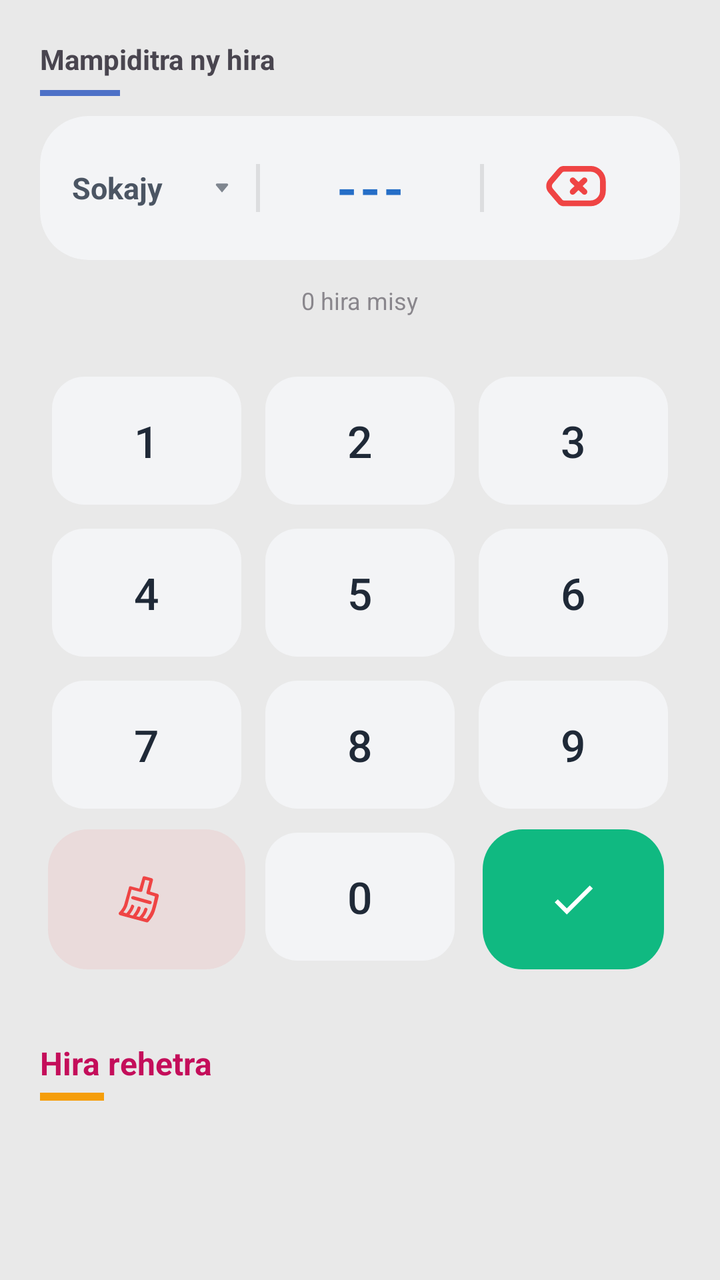
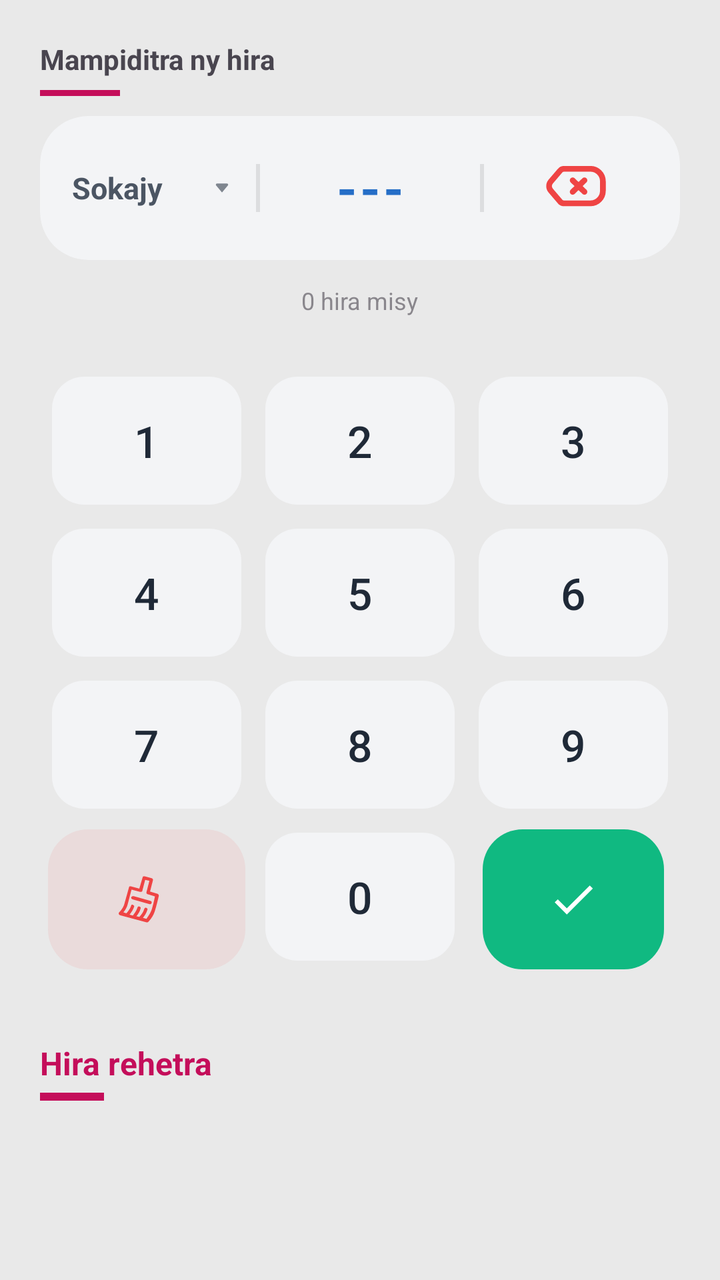

Screens rendered from an Android XML layout before and after an edit, with the pre-edit source and the edit as a unified diff.
<!-- AndroidManifest.xml: application theme Theme.Baiboly -->
<!-- res/layout/fragment_notifications.xml -->
<?xml version="1.0" encoding="utf-8"?>
<androidx.core.widget.NestedScrollView
    xmlns:android="http://schemas.android.com/apk/res/android"
    xmlns:app="http://schemas.android.com/apk/res-auto"
    android:layout_width="match_parent"
    android:layout_height="match_parent"
    android:fillViewport="true"
    android:background="?attr/colorSurface">

    <LinearLayout
        android:layout_width="match_parent"
        android:layout_height="wrap_content"
        android:orientation="vertical"
        android:padding="20dp">

        <TextView
            android:layout_width="wrap_content"
            android:layout_height="wrap_content"
            android:text="Mampiditra ny hira"
            android:textStyle="bold"
            android:textSize="14sp"
            android:textColor="?android:attr/textColorSecondary"
            android:paddingBottom="6dp"/>

        <View
            android:layout_width="40dp"
            android:layout_height="3dp"
            android:background="#4E71C7"
            android:layout_marginBottom="10dp"/>

        
        <com.google.android.material.card.MaterialCardView
            android:layout_width="match_parent"
            android:layout_height="72dp"
            app:cardCornerRadius="24dp"
            app:cardElevation="0dp"
            app:strokeWidth="0dp"
            app:cardBackgroundColor="?attr/colorSurfaceVariant">

            <LinearLayout
                android:layout_width="match_parent"
                android:layout_height="match_parent"
                android:orientation="horizontal"
                android:gravity="center_vertical">

                
                <LinearLayout
                    android:id="@+id/btnSelectCategory"
                    android:layout_width="110dp"
                    android:layout_height="match_parent"
                    android:orientation="horizontal"
                    android:gravity="center_vertical"
                    android:clickable="true"
                    android:focusable="true"
                    android:paddingStart="16dp"
                    android:background="?attr/selectableItemBackground">

                    <TextView
                        android:id="@+id/tvCategorySelected"
                        android:layout_width="0dp"
                        android:layout_height="wrap_content"
                        android:layout_weight="1"
                        android:text="Sokajy"
                        android:textSize="15sp"
                        android:textStyle="bold"
                        android:maxLines="1"
                        android:ellipsize="end"
                        android:textColor="?attr/colorOnSurfaceVariant" />

                    <ImageView
                        android:layout_width="18dp"
                        android:layout_height="18dp"
                        android:src="@drawable/ic_arrow_drop_down"
                        android:alpha="0.7"
                        app:tint="?attr/colorOnSurfaceVariant" />

                    
                    <View
                        android:layout_width="2dp"
                        android:layout_height="24dp"
                        android:layout_marginStart="8dp"
                        android:background="@color/title_gray"
                        android:alpha="0.15" />
                </LinearLayout>

                
                <TextView
                    android:id="@+id/tvSongNumber"
                    android:layout_width="0dp"
                    android:layout_height="wrap_content"
                    android:layout_weight="1"
                    android:gravity="center"
                    android:text="---"
                    android:textSize="26sp"
                    android:textStyle="bold"
                    android:textColor="?attr/colorSecondary"
                    android:letterSpacing="0.05" />

                
                
                <LinearLayout
                    android:layout_width="100dp"
                    android:layout_height="match_parent"
                    android:orientation="horizontal"
                    android:gravity="center_vertical">

                    
                    <View
                        android:layout_width="2dp"
                        android:layout_height="24dp"
                        android:background="@color/title_gray"
                        android:alpha="0.15" />

                    
                    <View
                        android:layout_width="0dp"
                        android:layout_height="0dp"
                        android:layout_weight="1" />

                    
                    <ImageButton
                        android:id="@+id/btnBackspace"
                        android:layout_width="48dp"
                        android:layout_height="48dp"
                        android:layout_marginEnd="28dp"
                        android:src="@drawable/ic_backspace"
                        android:scaleType="centerInside"
                        android:background="?attr/selectableItemBackgroundBorderless"
                        app:tint="#EF4444" />
                </LinearLayout>
            </LinearLayout>
        </com.google.android.material.card.MaterialCardView>
        <TextView
            android:id="@+id/tvSongCount"
            android:layout_width="wrap_content"
            android:layout_height="wrap_content"
            android:text="0 hira misy"
            android:textSize="12sp"
            android:alpha="0.6"
            android:layout_gravity="center_horizontal"
            android:layout_marginTop="12dp"
            android:layout_marginBottom="24dp"/>

        
        <GridLayout
            android:id="@+id/numPad"
            android:layout_width="match_parent"
            android:layout_height="wrap_content"
            android:columnCount="3"
            android:alignmentMode="alignMargins"
            android:useDefaultMargins="true">

            <Button style="@style/NumPadButton" android:text="1" android:tag="1"/>
            <Button style="@style/NumPadButton" android:text="2" android:tag="2"/>
            <Button style="@style/NumPadButton" android:text="3" android:tag="3"/>
            <Button style="@style/NumPadButton" android:text="4" android:tag="4"/>
            <Button style="@style/NumPadButton" android:text="5" android:tag="5"/>
            <Button style="@style/NumPadButton" android:text="6" android:tag="6"/>
            <Button style="@style/NumPadButton" android:text="7" android:tag="7"/>
            <Button style="@style/NumPadButton" android:text="8" android:tag="8"/>
            <Button style="@style/NumPadButton" android:text="9" android:tag="9"/>

            <com.google.android.material.button.MaterialButton
                android:id="@+id/btnBackspacePad"
                style="@style/Widget.Material3.Button.TonalButton"
                android:layout_width="0dp"
                android:layout_height="70dp"
                android:layout_columnWeight="1"
                app:icon="@drawable/clear"
                app:iconSize="26dp"
                app:iconGravity="textStart"
                app:iconTint="#EF4444"
                app:backgroundTint="#15EF4444"
                android:insetTop="0dp"
                android:insetBottom="0dp"
                app:cornerRadius="20dp" />

            <Button style="@style/NumPadButton" android:text="0" android:tag="0"/>

            <com.google.android.material.button.MaterialButton
                android:id="@+id/btnValidate"
                style="@style/Widget.Material3.Button.IconButton.Filled"
                android:layout_width="0dp"
                android:layout_height="70dp"
                android:layout_columnWeight="1"
                app:icon="@drawable/ic_check1"
                app:iconSize="26dp"
                app:iconGravity="textStart"
                app:backgroundTint="#10B981"
                android:insetTop="0dp"
                android:insetBottom="0dp"
                app:cornerRadius="20dp" />
        </GridLayout>

        
        <LinearLayout
            android:layout_width="match_parent"
            android:layout_height="wrap_content"
            android:orientation="vertical"
            android:layout_marginTop="32dp">

            <TextView
                android:layout_width="wrap_content"
                android:layout_height="wrap_content"
                android:text="Hira rehetra"
                android:textSize="16sp"
                android:textStyle="bold"
                android:textColor="?attr/colorPrimary"/>

            <View
                android:layout_width="32dp"
                android:layout_height="4dp"
                android:background="#F59E0B"
                android:layout_marginTop="4dp"
                android:layout_marginBottom="16dp"/>

            <androidx.recyclerview.widget.RecyclerView
                android:id="@+id/recyclerCategories"
                android:layout_width="match_parent"
                android:layout_height="wrap_content"
                android:nestedScrollingEnabled="false"/>
        </LinearLayout>

    </LinearLayout>
</androidx.core.widget.NestedScrollView>
<!-- resources referenced by this layout -->
<resources>
  <color name="title_gray">#616161</color>
  <!-- drawable ic_arrow_drop_down (drawable) -->
  <vector xmlns:android="http://schemas.android.com/apk/res/android"
      android:width="24dp"
      android:height="24dp"
      android:viewportWidth="24"
      android:viewportHeight="24">
    <path
        android:pathData="M11.808,14.769L8.093,10.312C7.659,9.791 8.03,9 8.708,9L15.292,9C15.97,9 16.341,9.791 15.906,10.312L12.192,14.769C12.092,14.889 11.908,14.889 11.808,14.769Z"
        android:fillColor="#222222"/>
  </vector>
  <!-- drawable ic_check1 (drawable) -->
  <vector xmlns:android="http://schemas.android.com/apk/res/android"
      android:width="24dp"
      android:height="24dp"
      android:viewportWidth="24"
      android:viewportHeight="24">
      <path
          android:fillColor="#000000"
          android:pathData="M9,16.17L4.83,12l-1.42,1.41L9,19 21,7l-1.41-1.41z"/>
  </vector>
  <style name="NumPadButton" parent="Widget.Material3.Button.TonalButton">
          <item name="android:layout_width">0dp</item>
          <item name="android:layout_height">64dp</item>
          <item name="android:layout_columnWeight">1</item>
          <item name="android:textSize">22sp</item>
          <item name="android:textColor">#1F2937</item>
          
          <item name="backgroundTint">#F3F4F6</item>
          <item name="android:layout_margin">6dp</item>
          <item name="android:insetTop">0dp</item>
          <item name="android:insetBottom">0dp</item>
  
          <item name="materialButtonStyle">
              @style/Widget.Material3.Button.TonalButton
          </item>
          <item name="shapeAppearanceOverlay">@style/ShapeAppearance.MediumComponent</item>
  
  
          
          <item name="colorSecondaryContainer">@color/teal_700</item>
  
          
          <item name="colorOnSecondaryContainer">@android:color/white</item>
  
      </style>
  <style name="Theme.Baiboly" parent="Theme.Material3.DayNight.NoActionBar">
  
          
          <item name="colorPrimary">#C40E5A</item>
          <item name="colorOnPrimary">#FFFFFF</item>
          <item name="colorPrimaryContainer">#33B8C4</item>
          <item name="colorOnPrimaryContainer">#002020</item>
  
          
          <item name="colorSecondary">#256EC7</item>
          <item name="colorOnSecondary">#FFFFFF</item>
  
          <item name="android:colorBackground">#FFFFFF</item>
          <item name="colorSurface">#E9E9E9</item>
          <item name="colorOnSurface">#1F2937</item>
          <item name="colorSurfaceVariant">#F3F4F6</item>
          <item name="colorOnSurfaceVariant">#4B5563</item>
          <item name="colorOutline">#B4B4B4</item> 
  
          <item name="colorError">#B00020</item>
  
          
          <item name="android:windowLightStatusBar">true</item>
          <item name="android:statusBarColor">?attr/colorSurface</item>
  
          
          <item name="textInputStyle">@style/Widget.Material3.TextInputLayout.OutlinedBox</item>
      </style>
  <style name="ShapeAppearance.MediumComponent" parent="ShapeAppearance.Material3.MediumComponent">
          <item name="cornerFamily">rounded</item>
          <item name="cornerSize">16dp</item>
      </style>
  <color name="teal_700">#FF018786</color>
  <!-- unchanged entries left out for length: 2 -->
</resources>

<!-- the commit's change to res/layout/fragment_notifications.xml (unified diff, before → after) -->
@@ -25,7 +25,7 @@
         <View
             android:layout_width="40dp"
             android:layout_height="3dp"
-            android:background="#4E71C7"
+            android:background="?attr/colorPrimary"
             android:layout_marginBottom="10dp"/>
 
         
@@ -126,7 +126,7 @@
                         android:src="@drawable/ic_backspace"
                         android:scaleType="centerInside"
                         android:background="?attr/selectableItemBackgroundBorderless"
-                        app:tint="#EF4444" />
+                        app:tint="@color/danger" />
                 </LinearLayout>
             </LinearLayout>
         </com.google.android.material.card.MaterialCardView>
@@ -169,7 +169,7 @@
                 app:icon="@drawable/clear"
                 app:iconSize="26dp"
                 app:iconGravity="textStart"
-                app:iconTint="#EF4444"
+                app:iconTint="@color/danger"
                 app:backgroundTint="#15EF4444"
                 android:insetTop="0dp"
                 android:insetBottom="0dp"
@@ -186,7 +186,7 @@
                 app:icon="@drawable/ic_check1"
                 app:iconSize="26dp"
                 app:iconGravity="textStart"
-                app:backgroundTint="#10B981"
+                app:backgroundTint="@color/success"
                 android:insetTop="0dp"
                 android:insetBottom="0dp"
                 app:cornerRadius="20dp" />
@@ -210,7 +210,7 @@
             <View
                 android:layout_width="32dp"
                 android:layout_height="4dp"
-                android:background="#F59E0B"
+                android:background="?attr/colorPrimary"
                 android:layout_marginTop="4dp"
                 android:layout_marginBottom="16dp"/>
 
@@ -219,7 +219,84 @@
                 android:layout_width="match_parent"
                 android:layout_height="wrap_content"
                 android:nestedScrollingEnabled="false"/>
+
+            
+            <include
+                android:id="@+id/skeletonCategories"
+                layout="@layout/include_skeleton_list"
+                android:layout_width="match_parent"
+                android:layout_height="wrap_content" />
         </LinearLayout>
 
     </LinearLayout>
 </androidx.core.widget.NestedScrollView>
+<!-- res/layout/include_skeleton_list.xml (included above) -->
+<?xml version="1.0" encoding="utf-8"?>
+<LinearLayout xmlns:android="http://schemas.android.com/apk/res/android"
+    android:id="@+id/skeletonList"
+    android:layout_width="match_parent"
+    android:layout_height="wrap_content"
+    android:orientation="vertical"
+    android:visibility="gone">
+
+    <include layout="@layout/include_skeleton_rows" android:layout_width="match_parent" android:layout_height="wrap_content" />
+</LinearLayout>
+<!-- res/layout/include_skeleton_rows.xml (included above) -->
+<?xml version="1.0" encoding="utf-8"?>
+<merge xmlns:android="http://schemas.android.com/apk/res/android"
+    xmlns:tools="http://schemas.android.com/tools"
+    tools:parentTag="android.widget.LinearLayout">
+
+    <View
+        android:layout_width="match_parent"
+        android:layout_height="34dp"
+        android:layout_marginBottom="8dp"
+        android:background="@drawable/bg_skeleton_card" />
+
+    <View
+        android:layout_width="match_parent"
+        android:layout_height="34dp"
+        android:layout_marginBottom="8dp"
+        android:background="@drawable/bg_skeleton_card" />
+
+    <View
+        android:layout_width="match_parent"
+        android:layout_height="34dp"
+        android:layout_marginBottom="8dp"
+        android:background="@drawable/bg_skeleton_card" />
+
+    <View
+        android:layout_width="match_parent"
+        android:layout_height="34dp"
+        android:layout_marginBottom="8dp"
+        android:background="@drawable/bg_skeleton_card" />
+
+    <View
+        android:layout_width="match_parent"
+        android:layout_height="34dp"
+        android:layout_marginBottom="8dp"
+        android:background="@drawable/bg_skeleton_card" />
+
+    <View
+        android:layout_width="match_parent"
+        android:layout_height="34dp"
+        android:layout_marginBottom="8dp"
+        android:background="@drawable/bg_skeleton_card" />
+
+    <View
+        android:layout_width="match_parent"
+        android:layout_height="34dp"
+        android:layout_marginBottom="8dp"
+        android:background="@drawable/bg_skeleton_card" />
+
+    <View
+        android:layout_width="match_parent"
+        android:layout_height="34dp"
+        android:layout_marginBottom="8dp"
+        android:background="@drawable/bg_skeleton_card" />
+
+    <View
+        android:layout_width="match_parent"
+        android:layout_height="34dp"
+        android:background="@drawable/bg_skeleton_card" />
+</merge>
<!-- resource entries referenced after the edit -->
@@ -1,6 +1,15 @@
 <!-- resources referenced by this layout -->
 <resources>
+  <color name="danger">#EF4444</color>
+  <color name="success">#10B981</color>
   <color name="title_gray">#616161</color>
+  <!-- drawable bg_skeleton_card (drawable) -->
+  <?xml version="1.0" encoding="utf-8"?>
+  <shape xmlns:android="http://schemas.android.com/apk/res/android"
+      android:shape="rectangle">
+      <corners android:radius="16dp" />
+      <solid android:color="#0D000000" />
+  </shape>
   <!-- drawable ic_arrow_drop_down (drawable) -->
   <vector xmlns:android="http://schemas.android.com/apk/res/android"
       android:width="24dp"
